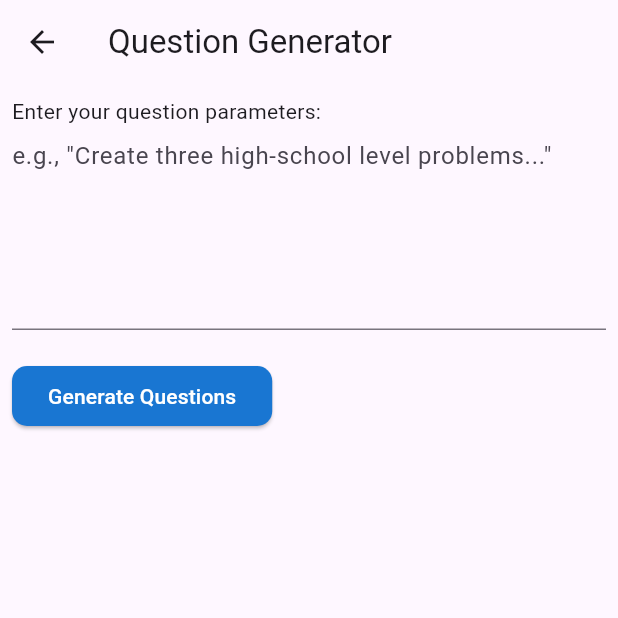
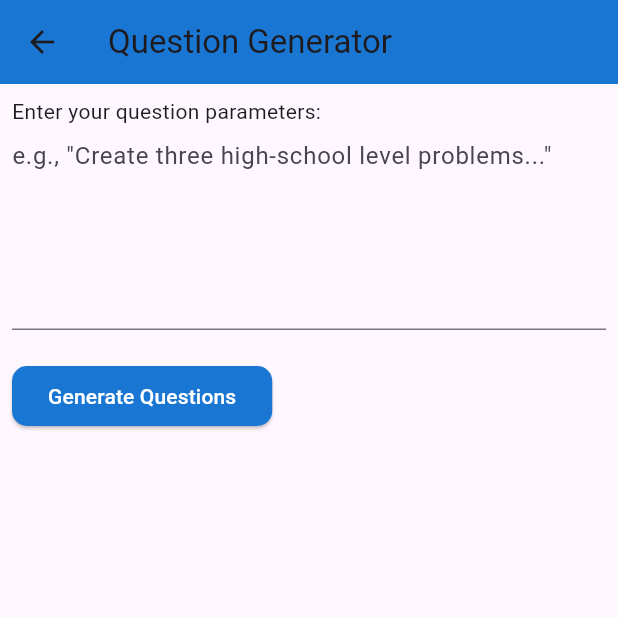
Before and after one commit to umgc/spring2024, a Flutter app: the QuestionGeneratorScreen screen opened directly, on a phone screen of 412 x 824 dp, the top half of it. Run offline on Flutter 3.47's test engine with Material 3 defaults, Android fonts, the phone set to English and light mode, and no system bars; our stand-ins replace file_picker, firebase_core; accounts and stored records are empty.

Commit message:
Edited style in question generator file.

```diff
--- a/LLM/educ_ai_tion/lib/screens/question_generator_screen.dart
+++ b/LLM/educ_ai_tion/lib/screens/question_generator_screen.dart
@@ -34,6 +34,7 @@ class _QuestionGeneratorScreenState extends State<QuestionGeneratorScreen> {
     return Scaffold(
       appBar: AppBar(
         title: const Text('Question Generator'),
+        backgroundColor: Colors.blue[700],
       ),
       body: Padding(
         padding: const EdgeInsets.all(8.0),
@@ -51,14 +52,14 @@ class _QuestionGeneratorScreenState extends State<QuestionGeneratorScreen> {
             const SizedBox(height: 20),
             ElevatedButton(
               onPressed: _generateQuestions,
-              child: const Text('Generate Questions'),
                style: ElevatedButton.styleFrom(
                 backgroundColor: Colors.blue[700],
                 foregroundColor: Colors.white,
                 shape: RoundedRectangleBorder(
                   borderRadius: BorderRadius.circular(10.0),
                 ),
-              )
+              ),
+              child: const Text('Generate Questions')
             ),
             const SizedBox(height: 20),
             Expanded(
```
